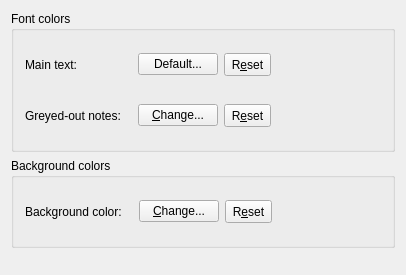
Above: src/frontends/qt4/ui/ColorUi.ui from cburschka/lyx before the change. Below: the same form after it.
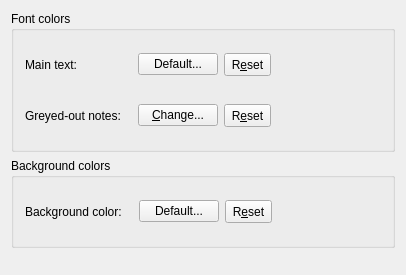
That is the form after the change.

Commit message: ColorUi.ui: forgot to update button label in last commit

```diff
--- a/src/frontends/qt4/ui/ColorUi.ui
+++ b/src/frontends/qt4/ui/ColorUi.ui
@@ -230,7 +230,7 @@
            <string>Click to change the color</string>
           </property>
           <property name="text">
-           <string>&amp;Change...</string>
+           <string>Default...</string>
           </property>
          </widget>
         </item>
```
